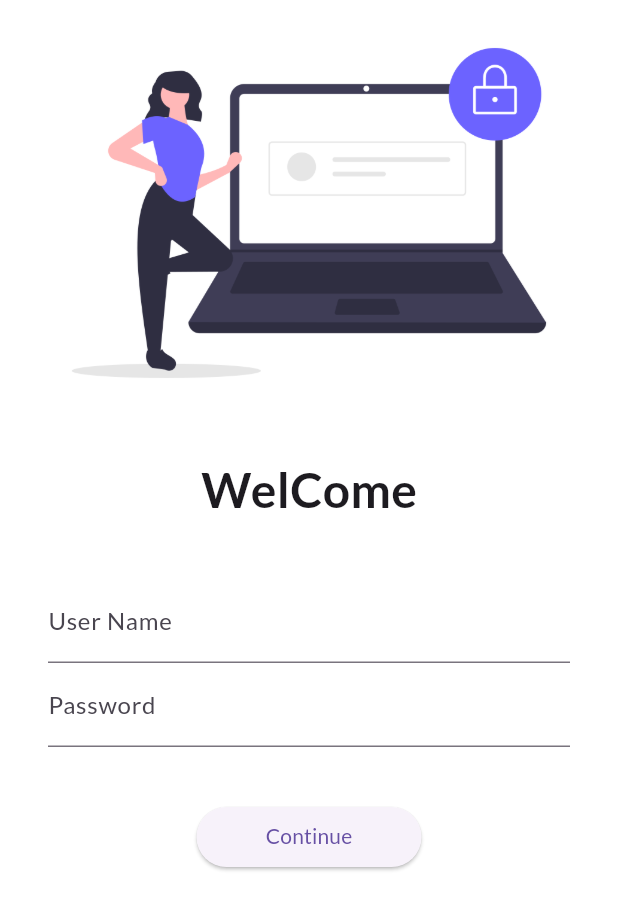
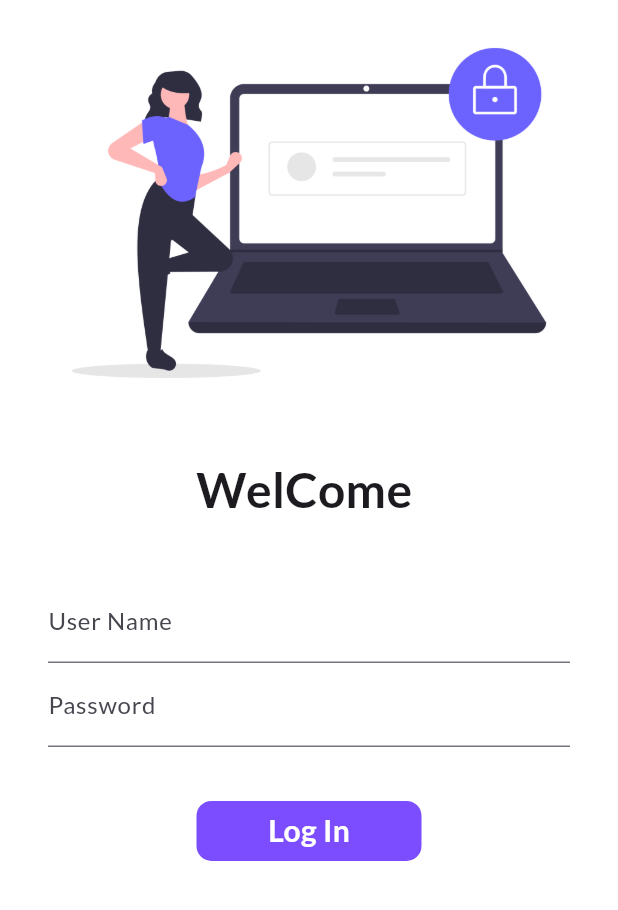
Before and after one commit to mipon21/Catalog_App, a Flutter app: the screen it shows after launch, on a phone screen of 412 x 824 dp. Shown: the top 910 px of the screen. Run offline on Flutter 3.47's test engine with Material 3 defaults, Android fonts, the phone set to English and light mode, and no system bars; our stand-ins replace google_fonts.

Commit message:
Day 05 done

```diff
--- a/lib/pages/login_page.dart
+++ b/lib/pages/login_page.dart
@@ -1,10 +1,19 @@
-// ignore_for_file: prefer_const_constructors
+// ignore_for_file: prefer_const_constructors, sort_child_properties_last
 
 import 'package:app04/utils/routes.dart';
 import 'package:flutter/material.dart';
 
-class LoginPage extends StatelessWidget {
+class LoginPage extends StatefulWidget {
   const LoginPage({super.key});
+
+  @override
+  State<LoginPage> createState() => _LoginPageState();
+}
+
+class _LoginPageState extends State<LoginPage> {
+
+  String name = "";
+  bool changeButton = false;
 
   @override
   Widget build(BuildContext context) {
@@ -18,7 +27,8 @@
                 fit: BoxFit.fitHeight,
             ),
             SizedBox(height: 20,),
-            Text('WelCome', style: TextStyle(
+            Text('WelCome $name',
+              style: TextStyle(
               fontSize: 32,
               fontWeight: FontWeight.bold,
             ),),
@@ -32,6 +42,10 @@
                       hintText: "Enter User Name",
                       label: Text("User Name"),
                     ),
+                    onChanged: (value) {
+                      name = value;
+                      setState(() {});
+                    },
                   ),
                   TextFormField(
                     obscureText: true,
@@ -44,15 +58,37 @@
               ),
             ),
             SizedBox(height: 20,),
-            ElevatedButton(onPressed: () {
-              Navigator.pushNamed(context, MyRoutes.homeRoute);
-            },
-              child: Text("Continue"),
-              style: TextButton.styleFrom(
-                minimumSize: Size(150, 40)
+
+            InkWell(
+              onTap: () async {
+                setState(() {
+                  changeButton = true;
+                });
+                await Future.delayed(Duration(seconds: 1));
+                Navigator.pushNamed(context, MyRoutes.homeRoute);
+              },
+              child: AnimatedContainer(
+                duration: Duration(seconds: 1),
+                width: changeButton?60: 150,
+                height:changeButton?60: 40,
+                alignment: Alignment.center,
+                child: changeButton?Icon(
+                    Icons.done,
+                    color: Colors.white,
+                )
+                : Text("Log In", style:
+                TextStyle(
+                    color: Colors.white,
+                    fontWeight: FontWeight.bold,
+                    fontSize: 20),
+                ),
+                decoration: BoxDecoration(
+                  color: Colors.deepPurpleAccent,
+                  // shape: changeButton? BoxShape.circle : BoxShape.rectangle,
+                   borderRadius:changeButton?BorderRadius.circular(60) : BorderRadius.circular(10),
+                ),
               ),
-            )
-          ],
+            )],
         ),
       ),
     );
```
